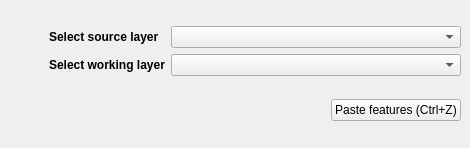
Qt form naficp/ui/naficp_dockwidget_base.ui (nafi-org/nafi-qgis) before a commit.
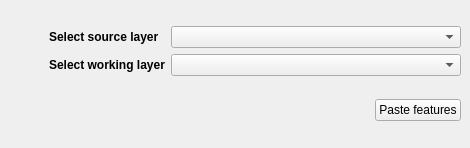
The same form after that commit. Custom widgets are drawn as their Qt base class.

Patch:
```diff
--- a/naficp/ui/naficp_dockwidget_base.ui
+++ b/naficp/ui/naficp_dockwidget_base.ui
@@ -72,7 +72,7 @@
                                     <enum>Qt::RightToLeft</enum>
                                 </property>
                                 <property name="text">
-                                    <string>Paste features (Ctrl+Z)</string>
+                                    <string>Paste features</string>
                                 </property>
                             </widget>
                         </item>
```
Left out of the diff: 2 changed lines with no effect on the pictures.
